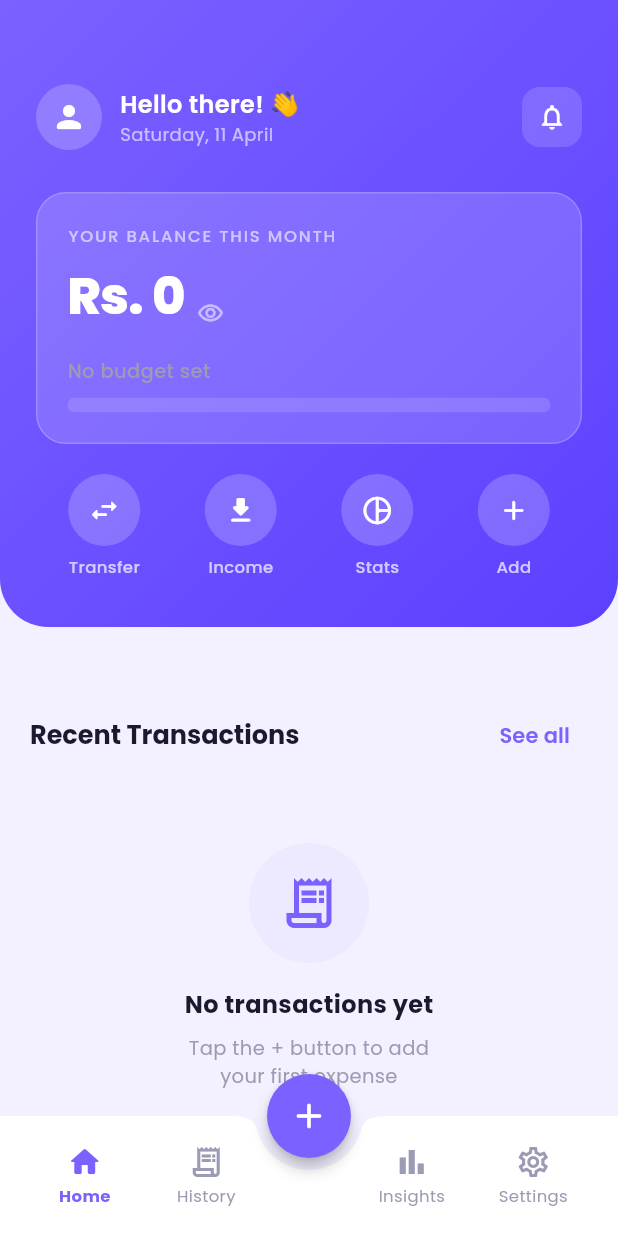
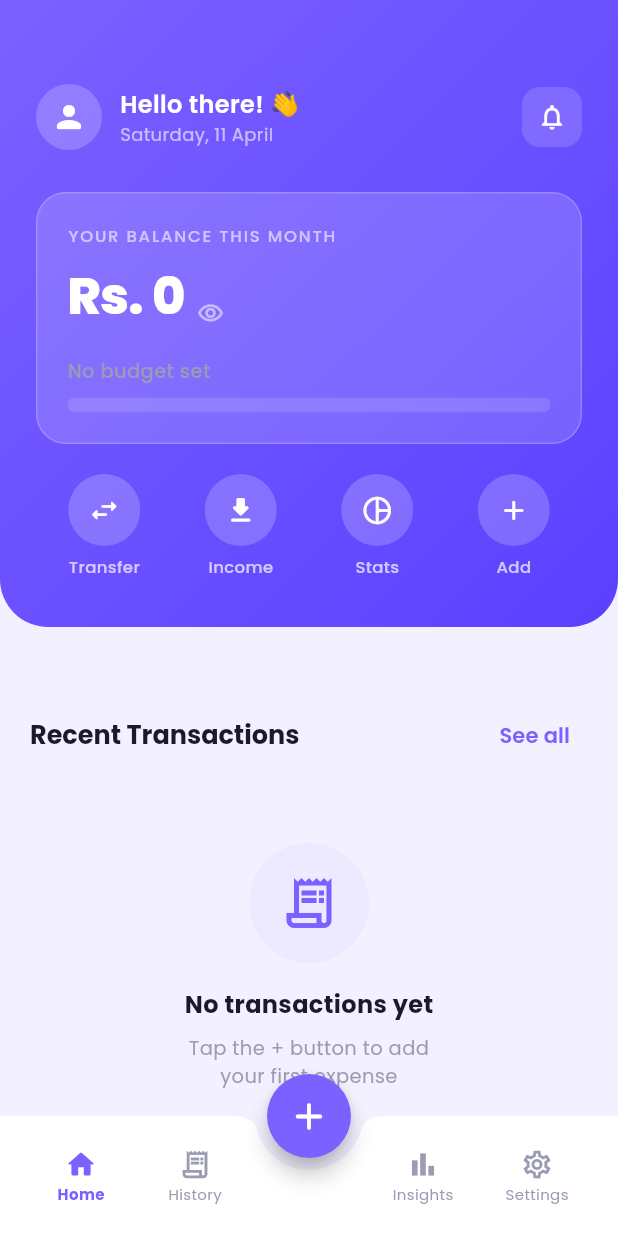
Before and after one commit to Sanish777/Expense-Tracker, a Flutter app: the screen it shows after launch, on a phone screen of 412 x 824 dp. Run offline on Flutter 3.47's test engine with Material 3 defaults, Android fonts, the phone set to English and light mode, and no system bars; drawn by our look-alikes of flutter_animate; our stand-ins replace fl_chart, flutter_local_notifications, google_fonts, hive, hive_flutter; accounts and stored records are empty; statements that could not run were skipped.

Commit message:
feat: update design

```diff
--- a/lib/main.dart
+++ b/lib/main.dart
@@ -4,16 +4,19 @@ import 'services/hive_service.dart';
 import 'providers/expense_provider.dart';
 import 'providers/budget_provider.dart';
 import 'services/notification_service.dart';
-import 'app.dart';
+import 'theme/app_theme.dart';
+import 'screens/dashboard_screen.dart';
+import 'screens/add_expense_screen.dart';
+import 'screens/history_screen.dart';
+import 'screens/insights_screen.dart';
+import 'screens/settings_screen.dart';
+import 'package:flutter_animate/flutter_animate.dart';
 
 void main() async {
   WidgetsFlutterBinding.ensureInitialized();
 
-  // Init Hive local storage
   final hiveService = HiveService();
   await hiveService.init();
-
-  // Init notifications (no-op on web)
   await NotificationService.init();
 
   runApp(
@@ -29,44 +32,158 @@ void main() async {
           update: (_, hive, prev) => prev ?? BudgetProvider(hive),
         ),
       ],
-      child: const _AppRoot(),
+      child: const SpendWiseApp(),
     ),
   );
 }
 
-class _AppRoot extends StatelessWidget {
-  const _AppRoot();
+// ─────────────────────────────────────────────────────────────────────────────
+
+class SpendWiseApp extends StatelessWidget {
+  const SpendWiseApp({super.key});
 
   @override
   Widget build(BuildContext context) {
     return MaterialApp(
       title: 'SpendWise AI',
       debugShowCheckedModeBanner: false,
-      theme: _buildTheme(Brightness.light),
-      darkTheme: _buildTheme(Brightness.dark),
+      theme: AppTheme.light,
+      darkTheme: AppTheme.dark,
       themeMode: ThemeMode.light,
-      home: const _MainWrapper(),
+      home: const MainShell(),
     );
   }
-
-  ThemeData _buildTheme(Brightness brightness) {
-    // Import handled via app_theme directly in shell
-    return brightness == Brightness.light
-        ? _lightTheme()
-        : _darkTheme();
-  }
-
-  ThemeData _lightTheme() => ThemeData.light(useMaterial3: true);
-  ThemeData _darkTheme() => ThemeData.dark(useMaterial3: true);
 }
 
-// Lightweight wrapper that applies AppTheme properly
-class _MainWrapper extends StatelessWidget {
-  const _MainWrapper();
+// ── Bottom-nav shell ──────────────────────────────────────────────────────────
+
+class MainShell extends StatefulWidget {
+  const MainShell({super.key});
+
+  @override
+  State<MainShell> createState() => _MainShellState();
+}
+
+class _MainShellState extends State<MainShell> {
+  int _currentIndex = 0;
+
+  static const List<Widget> _screens = [
+    DashboardScreen(),
+    HistoryScreen(),
+    AddExpenseScreen(),
+    InsightsScreen(),
+    SettingsScreen(),
+  ];
 
   @override
   Widget build(BuildContext context) {
-    // Delegate fully to SpendWiseApp shell which has correct theming
-    return const SpendWiseApp();
+    return Scaffold(
+      body: IndexedStack(index: _currentIndex, children: _screens),
+
+      // ── Centre FAB ──────────────────────────────────────────────────────
+      floatingActionButton: FloatingActionButton(
+        onPressed: () => setState(() => _currentIndex = 2),
+        elevation: 6,
+        child: AnimatedRotation(
+          turns: _currentIndex == 2 ? 0.125 : 0,
+          duration: const Duration(milliseconds: 200),
+          child: const Icon(Icons.add_rounded, size: 30),
+        ),
+      ).animate(target: _currentIndex == 2 ? 1.0 : 0.0)
+          .scaleXY(begin: 1.0, end: 0.92, duration: 150.ms),
+      floatingActionButtonLocation: FloatingActionButtonLocation.centerDocked,
+
+      // ── Bottom nav ──────────────────────────────────────────────────────
+      bottomNavigationBar: _BottomNav(
+        currentIndex: _currentIndex,
+        onTap: (i) {
+          // Tapping center slot goes to Add screen
+          setState(() => _currentIndex = i);
+        },
+      ),
+    );
   }
 }
+
+class _BottomNav extends StatelessWidget {
+  final int currentIndex;
+  final ValueChanged<int> onTap;
+  const _BottomNav({required this.currentIndex, required this.onTap});
+
+  @override
+  Widget build(BuildContext context) {
+    return BottomAppBar(
+      shape: const CircularNotchedRectangle(),
+      notchMargin: 8,
+      elevation: 16,
+      color: Theme.of(context).brightness == Brightness.dark
+          ? AppTheme.cardDark
+          : Colors.white,
+      child: SizedBox(
+        height: 60,
+        child: Row(
+          children: [
+            _Item(icon: Icons.home_outlined, activeIcon: Icons.home_rounded,
+                label: 'Home', index: 0, current: currentIndex, onTap: onTap),
+            _Item(icon: Icons.receipt_long_outlined,
+                activeIcon: Icons.receipt_long_rounded,
+                label: 'History', index: 1, current: currentIndex, onTap: onTap),
+            const Expanded(child: SizedBox()), // notch gap
+            _Item(icon: Icons.bar_chart_outlined,
+                activeIcon: Icons.bar_chart_rounded,
+                label: 'Insights', index: 3, current: currentIndex, onTap: onTap),
+            _Item(icon: Icons.settings_outlined,
+                activeIcon: Icons.settings_rounded,
+                label: 'Settings', index: 4, current: currentIndex, onTap: onTap),
+          ],
+        ),
+      ),
+    );
+  }
+}
+
+class _Item extends StatelessWidget {
+  final IconData icon, activeIcon;
+  final String label;
+  final int index, current;
+  final ValueChanged<int> onTap;
+
+  const _Item({
+    required this.icon, required this.activeIcon, required this.label,
+    required this.index, required this.current, required this.onTap,
+  });
+
+  @override
+  Widget build(BuildContext context) {
+    final selected = index == current;
+    return Expanded(
+      child: InkWell(
+        onTap: () => onTap(index),
+        borderRadius: BorderRadius.circular(12),
+        child: Column(
+          mainAxisAlignment: MainAxisAlignment.center,
+          children: [
+            AnimatedSwitcher(
+              duration: const Duration(milliseconds: 200),
+              child: Icon(
+                selected ? activeIcon : icon,
+                key: ValueKey(selected),
+                color: selected ? AppTheme.primary : AppTheme.textMuted,
+                size: 22,
+              ),
+            ),
+            const SizedBox(height: 2),
+            Text(
+              label,
+              style: TextStyle(
+                fontSize: 10,
+                fontWeight: selected ? FontWeight.w700 : FontWeight.w400,
+                color: selected ? AppTheme.primary : AppTheme.textMuted,
+              ),
+            ),
+          ],
+        ),
+      ),
+    );
+  }
+}
```
Also changed, not shown: 1 other file.
